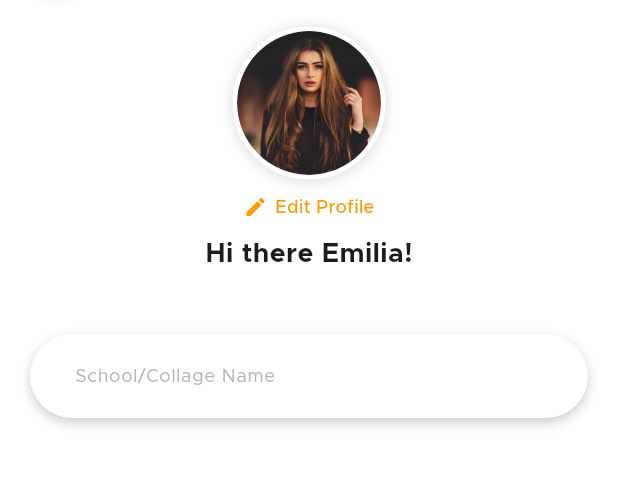
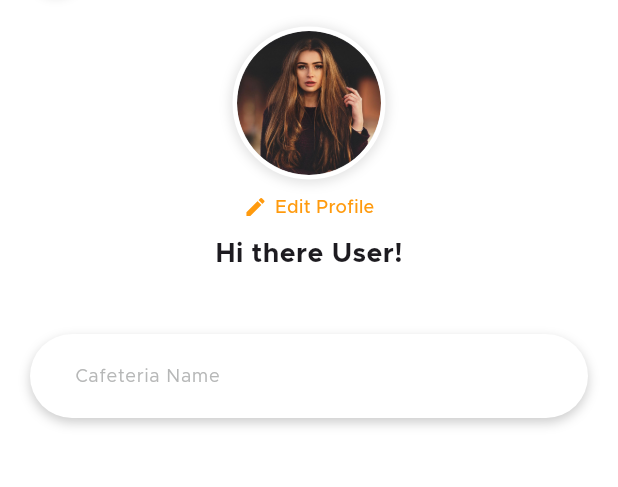
Before and after one commit to WaseemMirzaa/lunchR, a Flutter app: the StaffProfileView screen opened by its route, on a phone screen of 412 x 824 dp, the part 140-627 px from its top. Run offline on Flutter 3.47's test engine with Material 3 defaults, Android fonts, the phone set to English and light mode, and no system bars; our stand-ins replace cloud_firestore, firebase_auth, firebase_core, firebase_storage, flutter_advanced_switch, get and 6 more; accounts and stored records are empty.

Commit message:
staff edit profile completed

```diff
--- a/lib/app/modules/staff_home_settings/views/staff_home_settings_view.dart
+++ b/lib/app/modules/staff_home_settings/views/staff_home_settings_view.dart
@@ -45,7 +45,7 @@ class StaffHomeSettingsView extends GetView<StaffHomeSettingsController> {
                   CafeteriaSettingWidget(
                     labelName: "Profile",
                     onTap: () {
-                      Get.toNamed(Routes.STAFF_HOME_SETTINGS);
+                      Get.toNamed(Routes.STAFF_PROFILE);
                     },
                   ),
                   CafeteriaSettingWidget(
--- a/lib/app/modules/staff_profile/bindings/staff_profile_binding.dart
+++ b/lib/app/modules/staff_profile/bindings/staff_profile_binding.dart
@@ -1,5 +1,4 @@
 import 'package:get/get.dart';
-
 import '../controllers/staff_profile_controller.dart';
 
 class StaffProfileBinding extends Bindings {
--- a/lib/app/modules/staff_profile/views/staff_profile_view.dart
+++ b/lib/app/modules/staff_profile/views/staff_profile_view.dart
@@ -1,7 +1,7 @@
 import 'package:flutter/material.dart';
 
 import 'package:get/get.dart';
-import 'package:luncher/app/modules/staff_home_settings/controllers/staff_home_settings_controller.dart';
+import 'package:luncher/app/routes/app_pages.dart';
 import 'package:luncher/config/app_text_style.dart';
 import 'package:luncher/widgets/custom_textfield_without_suffix.dart';
 
@@ -9,33 +9,30 @@ import '../controllers/staff_profile_controller.dart';
 
 class StaffProfileView extends GetView<StaffProfileController> {
   const StaffProfileView({super.key});
+
   @override
   Widget build(BuildContext context) {
-    final controller = Get.find<StaffHomeSettingsController>();
-
     return Scaffold(
       backgroundColor: Colors.white,
-      body: Padding(
+      body: Obx(() {
+        if (controller.isLoading.value) {
+          return const Center(child: CircularProgressIndicator());
+        }
+
+        return Padding(
           padding: const EdgeInsets.symmetric(horizontal: 20.0),
           child: Column(
             mainAxisAlignment: MainAxisAlignment.start,
             children: [
-            // Profile Picture
-
-            const SizedBox(
-              height: 40,
-            ),
+              const SizedBox(height: 40),
               Align(
                 alignment: Alignment.topLeft,
                 child: GestureDetector(
-                onTap: () {
-                  controller.updateSelectedIndex(0);
-                },
+                  onTap: () => Get.back(),
                   child: Container(
                     height: 35,
                     width: 35,
-                  margin: const EdgeInsets.only(
-                      top: 16), // Add some margin if needed
+                    margin: const EdgeInsets.only(top: 16),
                     decoration: BoxDecoration(
                       shape: BoxShape.circle,
                       boxShadow: [
@@ -45,22 +42,19 @@ class StaffProfileView extends GetView<StaffProfileController> {
                           spreadRadius: 2,
                         ),
                       ],
-                    color: Colors.white, // Background color for the container
+                      color: Colors.white,
                     ),
                     child: Center(
                       child: Image.asset(
                         "assets/icon/back.png",
-                      height: 15, // Set the height to 15
-                      width: 10, // Set the width to 15
+                        height: 15,
+                        width: 10,
                       ),
                     ),
                   ),
                 ),
               ),
-            const SizedBox(
-              height: 20,
-            ),
-
+              const SizedBox(height: 20),
               Container(
                 width: 102,
                 height: 102,
@@ -68,29 +62,62 @@ class StaffProfileView extends GetView<StaffProfileController> {
                   shape: BoxShape.circle,
                   border: Border.all(
                     color: Colors.white,
-                  width: 3, // Border with a width of 3
+                    width: 3,
                   ),
                   boxShadow: [
                     BoxShadow(
-                    color: Colors.black
-                        .withOpacity(0.1), // Shadow color with opacity
-                    blurRadius: 5, // Blur effect
-                    spreadRadius: 2, // Spread radius
-                    offset:const Offset(0, 1), // Position of the shadow (x, y)
+                      color: Colors.black.withOpacity(0.1),
+                      blurRadius: 5,
+                      spreadRadius: 2,
+                      offset: const Offset(0, 1),
                     ),
                   ],
                 ),
                 child: ClipOval(
-                child: Image.asset(
-                  'assets/images/userimg.png', // Replace with the actual image URL
+                  child: controller.staffModel.value?.imageUrl != null
+                      ? Image.network(
+                          controller.staffModel.value!.imageUrl!,
                           fit: BoxFit.cover,
+                          width: double.infinity,
+                          height: double.infinity,
+                          loadingBuilder: (context, child, loadingProgress) {
+                            if (loadingProgress == null) return child;
+                            return Center(
+                              child: CircularProgressIndicator(
+                                color: const Color(0xFFFC6011).withOpacity(0.2),
+                                value: loadingProgress.expectedTotalBytes != null
+                                    ? loadingProgress.cumulativeBytesLoaded /
+                                        loadingProgress.expectedTotalBytes!
+                                    : null,
+                              ),
+                            );
+                          },
+                          errorBuilder: (context, error, stackTrace) {
+                            return Image.asset(
+                              'assets/images/userimg.png',
+                              fit: BoxFit.cover,
+                              width: double.infinity,
+                              height: double.infinity,
+                            );
+                          },
+                        )
+                      : Image.asset(
+                          'assets/images/userimg.png',
+                          fit: BoxFit.cover,
+                          width: double.infinity,
+                          height: double.infinity,
                         ),
                 ),
               ),
-
               const SizedBox(height: 10),
-
-            Row(
+              GestureDetector(
+                onTap: () {
+                  Get.toNamed(Routes.STAFF_SETTING_PROFILE)?.then((_) {
+                    // Refresh data when returning from settings screen
+                    controller.refreshData();
+                  });
+                },
+                child: Row(
                   mainAxisAlignment: MainAxisAlignment.center,
                   children: [
                     const Icon(
@@ -98,40 +125,37 @@ class StaffProfileView extends GetView<StaffProfileController> {
                       color: Color(0xFFFF9A0D),
                       size: 16,
                     ),
-
                     const SizedBox(width: 5),
-
-                // Edit Profile
-                GestureDetector(
-                  onTap: () {
-                    // Handle edit profile action
-                  },
-                  child: Text(
+                    Text(
                       "Edit Profile",
                       style: AppTextStyles.MetropolisMedium.copyWith(
-                      color:const Color(0xFFFF9A0D),
+                        color: const Color(0xFFFF9A0D),
                         fontSize: 12,
-                    ),
                       ),
                     ),
                   ],
                 ),
-
+              ),
               const SizedBox(height: 10),
-
-            // Greeting Text
               Text(
-              "Hi there Emilia!",
+                "Hi there ${controller.staffModel.value?.staffName ?? 'User'}!",
                 style: AppTextStyles.MetropolisBold.copyWith(
                   fontSize: 18,
                 ),
               ),
               const SizedBox(height: 40),
-            const SimpleTextFieldWithOutSuffixWidget(
-                hintText: 'School/Collage Name')
+              SimpleTextFieldWithOutSuffixWidget(
+                // hintText: controller.userProfile.value?.schoolName ?? 'School/College Name',
+                hintText: 'Cafeteria Name',
+                readOnly: true,
+                controller: TextEditingController(
+                  text: controller.adminData.value?.cafeteriaName ?? '',
+                ),
+              )
             ],
           ),
-      ),
+        );
+      }),
     );
   }
 }
--- a/lib/app/routes/app_routes.dart
+++ b/lib/app/routes/app_routes.dart
@@ -76,6 +76,7 @@ abstract class Routes {
   static const PARENT_UPCOMING_ORDER_DETAIL = '/parent-upcoming-order-detail';
   static const SETTING_PARENT_PROFILE = _Paths.SETTING_PARENT_PROFILE;
   static const ADMIN_SETTING_PROFILE = _Paths.ADMIN_SETTING_PROFILE;
+  static const STAFF_SETTING_PROFILE = _Paths.STAFF_SETTING_PROFILE;
 }
 
 abstract class _Paths {
@@ -147,4 +148,5 @@ abstract class _Paths {
   static const CAFETERIA_SETTING_HISTORY = '/cafeteria-setting-history';
   static const SETTING_PARENT_PROFILE = '/setting_parent_profile';
   static const ADMIN_SETTING_PROFILE = '/admin-setting-profile';
+  static const STAFF_SETTING_PROFILE = '/staff-setting-profile';
 }
--- a/lib/widgets/custom_textfield_without_suffix.dart
+++ b/lib/widgets/custom_textfield_without_suffix.dart
@@ -6,6 +6,7 @@ class SimpleTextFieldWithOutSuffixWidget extends StatelessWidget {
   final String? hintText; // Made optional by adding ?
   final TextInputType keyboardType;
   final bool isReadOnly;
+  final bool readOnly;  // Added readOnly parameter
   final VoidCallback? onTap;
   final TextEditingController? controller;
   final ValueChanged<String>? onChanged;
@@ -15,6 +16,7 @@ class SimpleTextFieldWithOutSuffixWidget extends StatelessWidget {
     super.key,
     this.hintText, // Remove required keyword
     this.isReadOnly = false,
+    this.readOnly = false,  // Added with default value false
     this.keyboardType = TextInputType.text,
     this.onTap,
     this.controller,
@@ -50,7 +52,7 @@ class SimpleTextFieldWithOutSuffixWidget extends StatelessWidget {
                 fontSize: 16,
               ),
               keyboardType: keyboardType,
-              readOnly: isReadOnly,
+              readOnly: readOnly || isReadOnly,  // Modified to use both parameters
               onTap: onTap,
               onChanged: onChanged,
               decoration: InputDecoration(
```
Also changed, not shown: lib/app/modules/profile/views/profile_view.dart (+64 -44 lines), lib/app/modules/staff_profile/controllers/staff_profile_controller.dart (+60 -6 lines), lib/app/modules/staff_setting_profile/bindings/staff_setting_profile_binding.dart (added, +11 -0 lines), lib/app/modules/staff_setting_profile/controllers/staff_setting_profile_controller.dart (+109 -64 lines), lib/app/modules/staff_setting_profile/views/staff_setting_profile_view.dart (+82 -34 lines), lib/app/routes/app_pages.dart (+16 -9 lines), lib/services/staff/staff_profile_update_service.dart (added, +82 -0 lines). Lines whose indentation alone changed are shown as unchanged.
